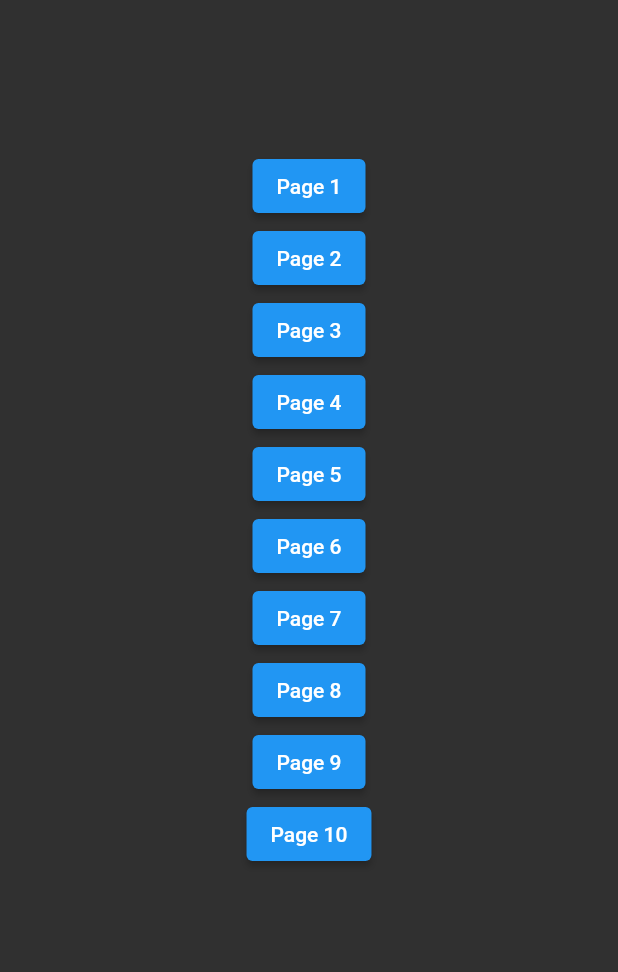
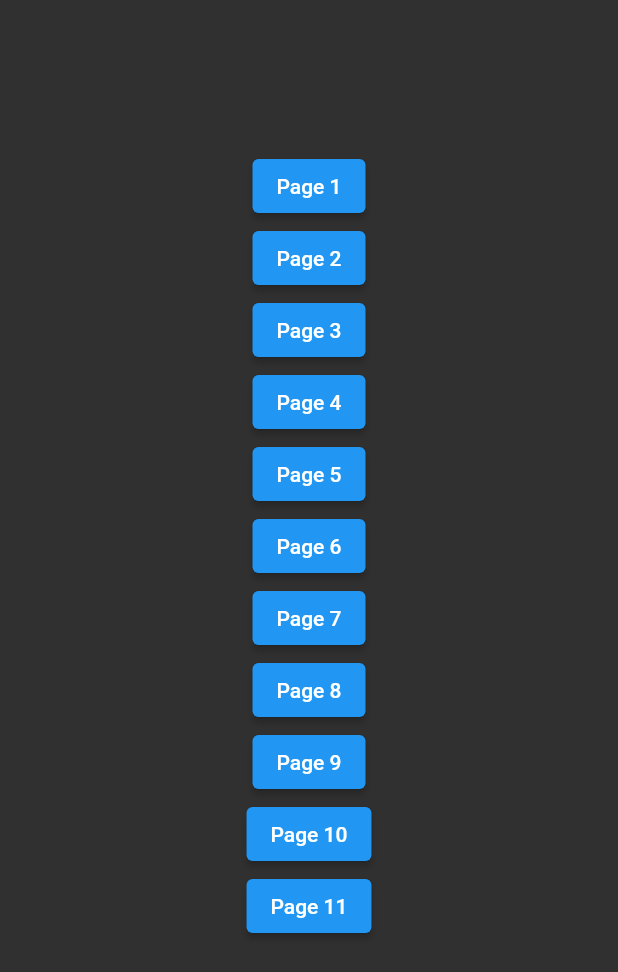
Before and after one commit to droy312/hacktoberfest_2022_flutter_opensource_project, a Flutter app: the screen it shows after launch, on a phone screen of 412 x 824 dp. Shown: the top 972 px of the screen. Run offline on Flutter 3.47's test engine with Material 2 defaults, Android fonts, the phone set to English and light mode, and no system bars.

Commit message:
added page 11

```diff
--- a/lib/home_page.dart
+++ b/lib/home_page.dart
@@ -9,6 +9,7 @@ import 'pages/page_6.dart';
 import 'pages/page_7.dart';
 import 'pages/page_8.dart';
 import 'pages/page_9.dart';
+import 'pages/page_11.dart';
 
 class HomePage extends StatelessWidget {
   const HomePage({super.key});
@@ -29,6 +30,7 @@ class HomePage extends StatelessWidget {
           PageButton(pageNumber: 8, page: Page8()),
           PageButton(pageNumber: 9, page: Page9()),
           PageButton(pageNumber: 10, page: Page10()),
+          PageButton(pageNumber: 11, page: Page11()),
 
           /// TODO:
           /// Want to add more page buttons?
```
